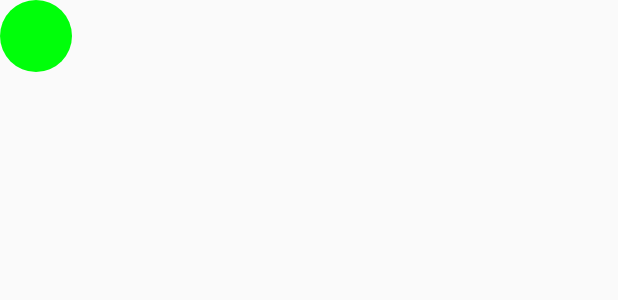
After one commit to NguyenTuanAnhE/AwesomeNeverStop, an Android app: the layout layout_floating_bubble.xml on its own in the app's theme, with its tools: preview values and no code run, on a phone screen of 412 x 824 dp. The commit adds this screen. Shown: the top 300 px of the screen. Run offline under Robolectric (Android 15) with nearby library versions, the phone set to English and light mode, and no system bars.

Commit message:
init bubble floating

```diff
--- a/app/src/main/AndroidManifest.xml
+++ b/app/src/main/AndroidManifest.xml
@@ -4,6 +4,7 @@
     package="com.example.tuananhe.phaibay">
 
     <uses-permission android:name="android.permission.INTERNET" />
+    <uses-permission android:name="android.permission.SYSTEM_ALERT_WINDOW" />
 
     <!-- To auto-complete the email text field in the login form with the user's emails -->
     <uses-permission android:name="android.permission.GET_ACCOUNTS" />
@@ -27,6 +28,7 @@
         </activity>
         <activity android:name=".signup.SignUpActivity" />
 
+        <service android:name=".floatingbubble.BubbleService" />
     </application>
 
 </manifest>
--- a/app/src/main/java/com/example/tuananhe/phaibay/base/Navigator.kt
+++ b/app/src/main/java/com/example/tuananhe/phaibay/base/Navigator.kt
@@ -12,4 +12,8 @@ class Navigator(private var mActivity: Activity) {
         mActivity.startActivity(intent)
     }
 
+    fun startService(intent: Intent) {
+        mActivity.startService(intent)
+    }
+
 }
--- a/app/src/main/java/com/example/tuananhe/phaibay/login/LoginModel.kt
+++ b/app/src/main/java/com/example/tuananhe/phaibay/login/LoginModel.kt
@@ -4,6 +4,7 @@ import android.app.Application
 import android.arch.lifecycle.AndroidViewModel
 import android.content.Intent
 import com.example.tuananhe.phaibay.base.Navigator
+import com.example.tuananhe.phaibay.floatingbubble.BubbleService
 import com.example.tuananhe.phaibay.signup.SignUpActivity
 
 
@@ -11,8 +12,8 @@ class LoginModel(application: Application, var mNavigator: Navigator) :
     AndroidViewModel(application) {
 
     fun forgotPassword() {
-        val intent = Intent(mNavigator.getContext(), SignUpActivity::class.java)
-        mNavigator.startActivity(intent)
+        val intent = Intent(mNavigator.getContext(), BubbleService::class.java)
+        mNavigator.startService(intent)
     }
 
 }
--- /dev/null
+++ b/app/src/main/res/drawable/background_floating_bubble.xml
@@ -0,0 +1,11 @@
+<?xml version="1.0" encoding="utf-8"?>
+<shape xmlns:android="http://schemas.android.com/apk/res/android"
+    android:shape="oval">
+
+    <size
+        android:width="@dimen/dp_48"
+        android:height="@dimen/dp_48" />
+
+    <solid android:color="@color/color_light_green" />
+
+</shape>
--- /dev/null
+++ b/app/src/main/res/layout/layout_floating_bubble.xml
@@ -0,0 +1,17 @@
+<?xml version="1.0" encoding="utf-8"?>
+<android.support.constraint.ConstraintLayout xmlns:android="http://schemas.android.com/apk/res/android"
+    xmlns:app="http://schemas.android.com/apk/res-auto"
+    android:layout_width="wrap_content"
+    android:layout_height="wrap_content">
+
+    <ImageView
+        android:id="@+id/image_bubble"
+        android:layout_width="wrap_content"
+        android:layout_height="wrap_content"
+        android:background="@drawable/background_floating_bubble"
+        app:layout_constraintBottom_toBottomOf="parent"
+        app:layout_constraintEnd_toEndOf="parent"
+        app:layout_constraintStart_toStartOf="parent"
+        app:layout_constraintTop_toTopOf="parent" />
+
+</android.support.constraint.ConstraintLayout>
--- a/app/src/main/res/values/colors.xml
+++ b/app/src/main/res/values/colors.xml
@@ -6,4 +6,5 @@
     <color name="gray_standard">#9E9E9E</color>
     <color name="red_standard">#F44336</color>
     <color name="color_white">#fff</color>
+    <color name="color_light_green">#00FF0A</color>
 </resources>
--- a/app/src/main/res/values/dimens.xml
+++ b/app/src/main/res/values/dimens.xml
@@ -8,6 +8,7 @@
     <dimen name="dp_16">16dp</dimen>
     <dimen name="dp_24">24dp</dimen>
     <dimen name="dp_32">32dp</dimen>
+    <dimen name="dp_48">48dp</dimen>
     <dimen name="dp_36">36dp</dimen>
     <dimen name="dp_64">64dp</dimen>
     <dimen name="dp_96">96dp</dimen>
```
Also changed, not shown: app/src/main/java/com/example/tuananhe/phaibay/floatingbubble/BubbleService.kt (added, +105 -0 lines), app/src/main/java/com/example/tuananhe/phaibay/login/LoginActivity.kt (+19 -2 lines).
